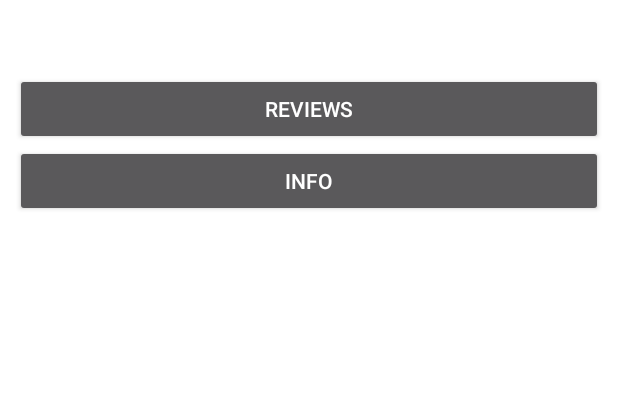
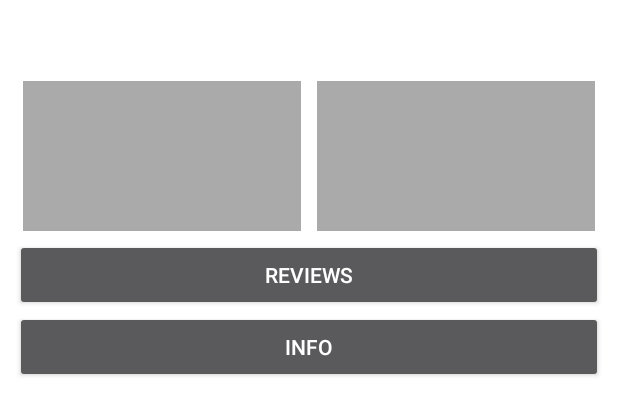
Before and after one commit to woooshooo/geovisualsummaryratingapp, an Android app: the layout custom_info_window.xml on its own in the app's theme, with its tools: preview values and no code run, on a phone screen of 412 x 824 dp. Shown: the top 415 px of the screen. Run offline under Robolectric (Android 15) with nearby library versions, the phone set to English and light mode, and no system bars.

Commit message:
Added ImageView for later use

```diff
--- a/app/src/main/res/layout/custom_info_window.xml
+++ b/app/src/main/res/layout/custom_info_window.xml
@@ -1,5 +1,6 @@
 <?xml version="1.0" encoding="utf-8"?>
 <LinearLayout xmlns:android="http://schemas.android.com/apk/res/android"
+    xmlns:app="http://schemas.android.com/apk/res-auto"
     android:layout_width="match_parent"
     android:layout_height="match_parent"
     android:orientation="vertical"
@@ -12,7 +13,6 @@
         android:layout_height="wrap_content"
         android:layout_gravity="center"
         android:ellipsize="end"
-        android:maxLines="1"
         android:textColor="#000"
         android:textSize="14sp"
         android:textStyle="bold" />
@@ -26,6 +26,31 @@
         android:maxLines="5"
         android:textColor="#000"
         android:textSize="14sp" />
+
+    <LinearLayout
+        android:layout_width="match_parent"
+        android:layout_height="wrap_content"
+        android:orientation="horizontal"
+        android:weightSum="2">
+
+        <ImageView
+            android:id="@+id/imageView1"
+            android:layout_width="100dp"
+            android:layout_height="100dp"
+            android:layout_weight="1"
+            android:background="@android:color/darker_gray"
+            app:srcCompat="@android:color/darker_gray"
+            android:layout_margin="5dp"/>
+
+        <ImageView
+            android:id="@+id/imageView2"
+            android:layout_width="100dp"
+            android:layout_height="100dp"
+            android:layout_weight="1"
+            android:background="@android:color/darker_gray"
+            app:srcCompat="@android:color/darker_gray"
+            android:layout_margin="5dp"/>
+    </LinearLayout>
 
     <Button
         android:id="@+id/btn_review"
```
Also changed, not shown: app/src/main/java/com/thesis2/genise_villanueva/thesis/CustomInfoWindowAdapter.java (+6 -1 lines), app/src/main/java/com/thesis2/genise_villanueva/thesis/MainActivity.java (+14 -27 lines), app/src/main/res/layout/layout_datalist.xml (+8 -17 lines).
